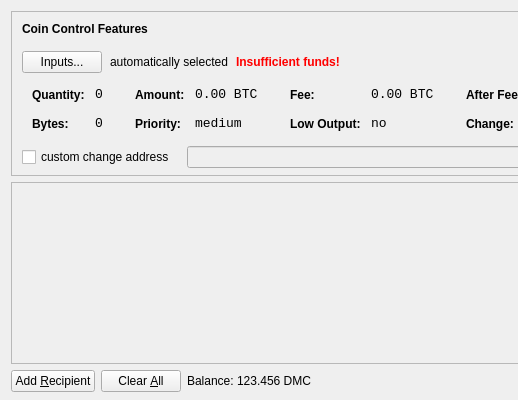
Before: the Qt Designer form src/qt/forms/sendcoinsdialog.ui in damacoin/DaMaCoin, drawn with Qt 5; both pictures show x 0 to 518 and y 0 to 400 of the 850 by 400 pixel window.
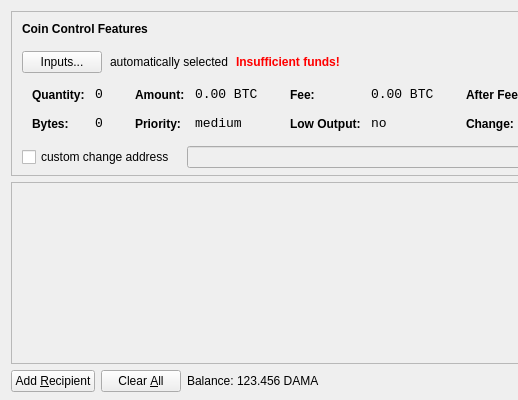
After: the same form once the commit is applied. Icons and pictures are not drawn.

Commit message: change DMC to DAMA

The edit to the form file:
```diff
--- a/src/qt/forms/sendcoinsdialog.ui
+++ b/src/qt/forms/sendcoinsdialog.ui
@@ -720,7 +720,7 @@
           <cursorShape>IBeamCursor</cursorShape>
          </property>
          <property name="text">
-          <string>123.456 DMC</string>
+          <string>123.456 DAMA</string>
          </property>
          <property name="textInteractionFlags">
           <set>Qt::LinksAccessibleByMouse|Qt::TextSelectableByKeyboard|Qt::TextSelectableByMouse</set>
```
The commit also changes 3 other files.
